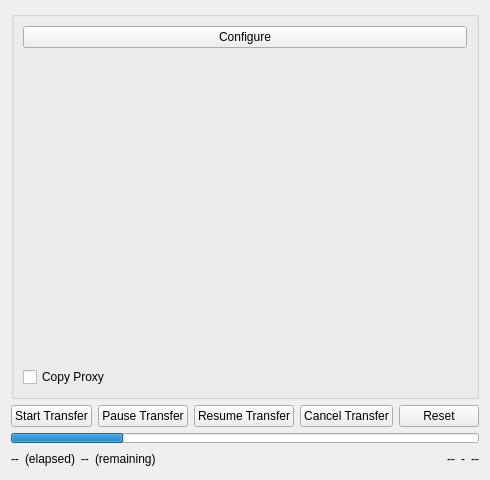
Old version of the form Libs/UserInterfaces/SourceFunctions.ui in the repository AltaArts/SourceTab--Prism-Plugin.
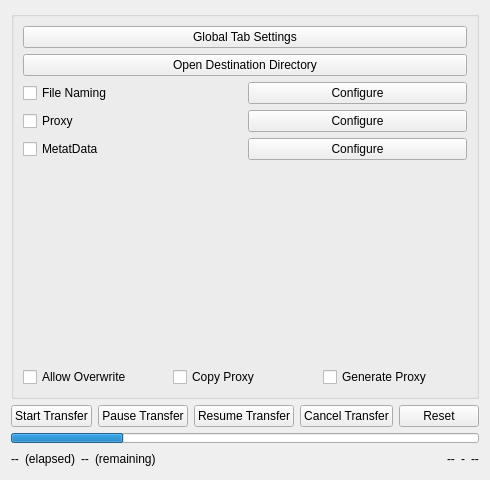
New version of the form.

What changed in the file:
```diff
--- a/Libs/UserInterfaces/SourceFunctions.ui
+++ b/Libs/UserInterfaces/SourceFunctions.ui
@@ -57,10 +57,71 @@
           <item>
            <widget class="QPushButton" name="b_configure">
             <property name="text">
-             <string>Configure</string>
+             <string>Global Tab Settings</string>
             </property>
            </widget>
           </item>
+          <item>
+           <widget class="QPushButton" name="b_openDestDir">
+            <property name="text">
+             <string>Open Destination Directory</string>
+            </property>
+           </widget>
+          </item>
+          <item>
+           <layout class="QHBoxLayout" name="lo_ovr_fileNaming">
+            <item>
+             <widget class="QCheckBox" name="chb_ovr_fileNaming">
+              <property name="text">
+               <string>File Naming</string>
+              </property>
+             </widget>
+            </item>
+            <item>
+             <widget class="QPushButton" name="b_ovr_config_fileNaming">
+              <property name="text">
+               <string>Configure</string>
+              </property>
+             </widget>
+            </item>
+           </layout>
+          </item>
+          <item>
+           <layout class="QHBoxLayout" name="lo_ovr_proxy">
+            <item>
+             <widget class="QCheckBox" name="chb_ovr_proxy">
+              <property name="text">
+               <string>Proxy</string>
+              </property>
+             </widget>
+            </item>
+            <item>
+             <widget class="QPushButton" name="b_ovr_config_proxy">
+              <property name="text">
+               <string>Configure</string>
+              </property>
+             </widget>
+            </item>
+           </layout>
+          </item>
+          <item>
+           <layout class="QHBoxLayout" name="lo_ovr_metadata">
+            <item>
+             <widget class="QCheckBox" name="chb_ovr_metadata">
+              <property name="text">
+               <string>MetatData</string>
+              </property>
+             </widget>
+            </item>
+            <item>
+             <widget class="QPushButton" name="b_ovr_config_metadata">
+              <property name="text">
+               <string>Configure</string>
+              </property>
+             </widget>
+            </item>
+           </layout>
+          </item>
           <item>
            <spacer name="verticalSpacer">
             <property name="orientation">
@@ -78,11 +139,29 @@
            </spacer>
           </item>
           <item>
-           <widget class="QCheckBox" name="chb_copyProxy">
-            <property name="text">
-             <string>Copy Proxy</string>
-            </property>
-           </widget>
+           <layout class="QHBoxLayout" name="lo_options">
+            <item>
+             <widget class="QCheckBox" name="chb_overwrite">
+              <property name="text">
+               <string>Allow Overwrite</string>
+              </property>
+             </widget>
+            </item>
+            <item>
+             <widget class="QCheckBox" name="chb_copyProxy">
+              <property name="text">
+               <string>Copy Proxy</string>
+              </property>
+             </widget>
+            </item>
+            <item>
+             <widget class="QCheckBox" name="chb_generateProxy">
+              <property name="text">
+               <string>Generate Proxy</string>
+              </property>
+             </widget>
+            </item>
+           </layout>
           </item>
          </layout>
         </widget>
```
Left out of the diff: 61 changed lines with no effect on the pictures.
